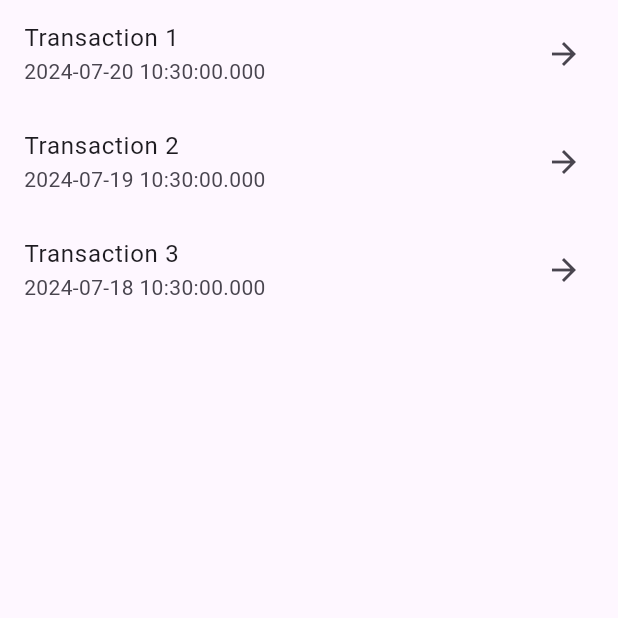
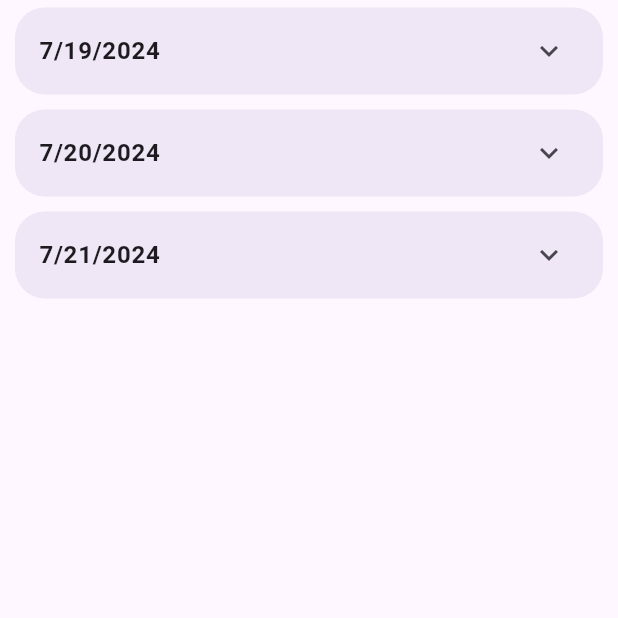
Before and after one commit to hatdoggggg/PiggyTech-FrontEnd, a Flutter app: the HistoryPage screen opened directly, on a phone screen of 412 x 824 dp, the top half of it. Run offline on Flutter 3.47's test engine with Material 3 defaults, Android fonts, the phone set to English and light mode, and no system bars; our stand-ins replace animated_splash_screen, fl_chart, flutter_spinkit, lottie, shared_preferences; accounts and stored records are empty; network calls fail.

Commit message:
sales invoice

```diff
--- a/lib/sales/sales_sidebar/history.dart
+++ b/lib/sales/sales_sidebar/history.dart
@@ -2,23 +2,27 @@ import 'package:flutter/material.dart';
 
 class Item {
   final String name;
+  final int quantity;
   final double price;
 
   Item({
     required this.name,
+    required this.quantity,
     required this.price,
   });
 }
 
 class Transaction {
-  final String title;
+  final String orderNumber;
+  final DateTime date;
+  final String address;
   final List<Item> items;
-  final DateTime date;
 
   Transaction({
-    required this.title,
+    required this.orderNumber,
+    required this.date,
+    required this.address,
     required this.items,
-    required this.date,
   });
 }
 
@@ -32,25 +36,31 @@ class HistoryPage extends StatefulWidget {
 class _HistoryPageState extends State<HistoryPage> {
   final List<Transaction> transactions = [
     Transaction(
-      title: 'Transaction 1',
+      orderNumber: '1',
+      date: DateTime(2024, 7, 19, 11, 58),
+      address: 'SRAPS CALACA',
       items: [
-        Item(name: 'Starter', price: 1250),
+        Item(name: 'Starter', quantity: 2, price: 2500),
+        Item(name: 'Grower', quantity: 1, price: 1050),
       ],
-      date: DateTime.now(),
     ),
     Transaction(
-      title: 'Transaction 2',
+      orderNumber: '2',
+      date: DateTime(2024, 7, 20, 11, 58),
+      address: 'SRAPS CALACA',
       items: [
-        Item(name: 'Booster', price: 1000),
+        Item(name: 'Booster', quantity: 2, price: 2000),
+        Item(name: 'Grower', quantity: 1, price: 1050),
       ],
-      date: DateTime.now().subtract(Duration(days: 1)),
     ),
     Transaction(
-      title: 'Transaction 3',
+      orderNumber: '3',
+      date: DateTime(2024, 7, 21, 11, 58),
+      address: 'SRAPS CALACA',
       items: [
-        Item(name: 'Grower', price: 1050),
+        Item(name: 'Starter', quantity: 2, price: 2500),
+        Item(name: 'Booster', quantity: 2, price: 2000),
       ],
-      date: DateTime.now().subtract(Duration(days: 2)),
     ),
   ];
 
@@ -61,43 +71,73 @@ class _HistoryPageState extends State<HistoryPage> {
         itemCount: transactions.length,
         itemBuilder: (context, index) {
           final transaction = transactions[index];
-          return ListTile(
-            title: Text(transaction.title),
-            subtitle: Text(transaction.date.toString()),
-            trailing: Icon(Icons.arrow_forward),
-            onTap: () {
-              Navigator.push(
-                context,
-                MaterialPageRoute(
-                  builder: (context) => TransactionDetailPage(transaction: transaction),
+          final total = transaction.items.fold<double>(0, (sum, item) => sum + item.price);
+
+          return Container(
+            margin: const EdgeInsets.symmetric(vertical: 5.0, horizontal: 10.0),
+            decoration: BoxDecoration(
+              color: Theme.of(context).primaryColor.withOpacity(0.1),
+              borderRadius: BorderRadius.circular(20.0),
+            ),
+            child: ExpansionTile(
+              title: Text(
+                '${transaction.date.month}/${transaction.date.day}/${transaction.date.year}',
+                style: TextStyle(fontWeight: FontWeight.bold),
+              ),
+              children: [
+                Padding(
+                  padding: const EdgeInsets.symmetric(horizontal: 16.0),
+                  child: Column(
+                    crossAxisAlignment: CrossAxisAlignment.start,
+                    children: [
+                      Text('Order #${transaction.orderNumber}'),
+                      Text('Placed on ${transaction.date}'),
+                      Text('Address ${transaction.address}'),
+                      const SizedBox(height: 8.0),
+                      const Text('Order Details:', style: TextStyle(fontWeight: FontWeight.bold)),
+                      Table(
+                        columnWidths: const {
+                          0: FlexColumnWidth(3),
+                          1: FlexColumnWidth(1),
+                          2: FlexColumnWidth(1),
+                        },
+                        children: [
+                          TableRow(
+                            children: [
+                              Text('Item', style: TextStyle(fontWeight: FontWeight.bold)),
+                              Text('Qty', style: TextStyle(fontWeight: FontWeight.bold)),
+                              Text('Price', style: TextStyle(fontWeight: FontWeight.bold)),
+                            ],
+                          ),
+                          ...transaction.items.map((item) {
+                            return TableRow(
+                              children: [
+                                Text(item.name),
+                                Text('${item.quantity}'),
+                                Text('₱${item.price.toStringAsFixed(2)}'),
+                              ],
+                            );
+                          }).toList(),
+                        ],
+                      ),
+                      const SizedBox(height: 30.0),
+                      Text('Subtotal: ₱${total.toStringAsFixed(2)}'),
+                      Text('Total: ₱${total.toStringAsFixed(2)}', style: TextStyle(fontWeight: FontWeight.bold)),
+                      const SizedBox(height: 16.0),
+                      Center(
+                        child: ElevatedButton(
+                          onPressed: () {
+                            // Implement reorder functionality here
+                          },
+                          child: const Text('REORDER'),
+                        ),
+                      ),
+                      const SizedBox(height: 16.0),
+                    ],
+                  ),
                 ),
-              );
-            },
-          );
-        },
-      ),
-    );
-  }
-}
-
-class TransactionDetailPage extends StatelessWidget {
-  final Transaction transaction;
-
-  const TransactionDetailPage({super.key, required this.transaction});
-
-  @override
-  Widget build(BuildContext context) {
-    return Scaffold(
-      appBar: AppBar(
-        title: Text(transaction.title),
-      ),
-      body: ListView.builder(
-        itemCount: transaction.items.length,
-        itemBuilder: (context, index) {
-          final item = transaction.items[index];
-          return ListTile(
-            title: Text(item.name),
-            trailing: Text('\₱${item.price.toStringAsFixed(2)}'),
+              ],
+            ),
           );
         },
       ),
```
